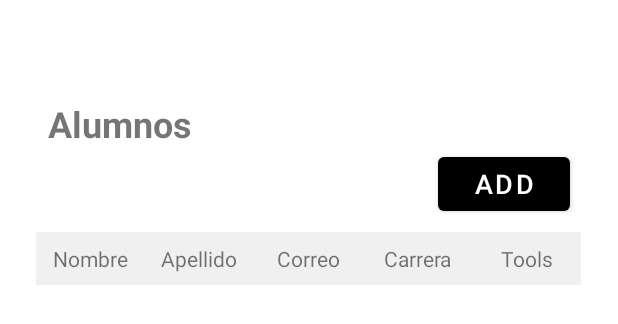
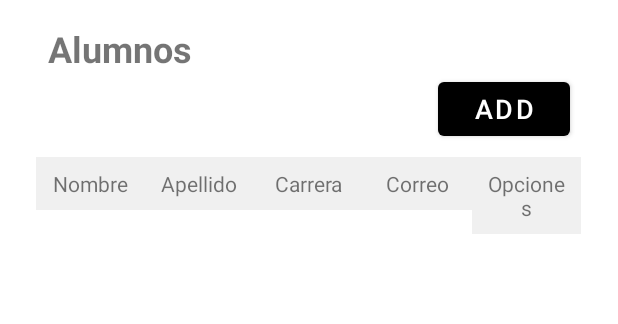
Before and after one commit to jhossepsamuel231/movil_sesion3_2023, an Android app: the layout fragment_alumns.xml on its own in the app's theme, with its tools: preview values and no code run, on a phone screen of 412 x 824 dp. Shown: the top 324 px of the screen. Run offline under Robolectric (Android 15) with nearby library versions, the phone set to English and light mode, and no system bars.

Commit message:
Revert "disene"
This reverts commit 3db1de351d79f2f985aec7fc4ca4dcb89b256228.

```diff
--- a/app/src/main/res/layout/fragment_alumns.xml
+++ b/app/src/main/res/layout/fragment_alumns.xml
@@ -9,13 +9,12 @@
 
     <!-- Título "Alumnos" -->
     <TextView
-        style="@style/TableTitleStyle"
         android:layout_width="wrap_content"
         android:layout_height="wrap_content"
+        android:text="Alumnos"
+        style="@style/TableTitleStyle"
         android:layout_gravity="start"
-        android:layout_marginStart="16dp"
-        android:layout_marginTop="50sp"
-        android:text="Alumnos" />
+        android:layout_marginStart="16dp"/>
 
     <!-- Botón "add" -->
     <Button
@@ -29,10 +28,10 @@
 
     <!-- Tabla de datos -->
     <ScrollView
-        style="@style/TableStyle"
         android:layout_width="match_parent"
         android:layout_height="0dp"
-        android:layout_weight="1">
+        android:layout_weight="1"
+        style="@style/TableStyle">
 
         <TableLayout
             android:id="@+id/tablayoutAlumns"
@@ -42,46 +41,41 @@
 
             <!-- Encabezado de la tabla -->
             <TableRow>
-
                 <TextView
                     android:layout_width="0dp"
                     android:layout_height="wrap_content"
-                    android:background="#f0f0f0"
+                    android:text="Nombre"
                     android:gravity="center"
                     android:padding="8dp"
-                    android:text="Nombre" />
-
+                    android:background="#f0f0f0"/>
                 <TextView
                     android:layout_width="0dp"
                     android:layout_height="wrap_content"
-                    android:background="#f0f0f0"
+                    android:text="Apellido"
                     android:gravity="center"
                     android:padding="8dp"
-                    android:text="Apellido" />
-
+                    android:background="#f0f0f0"/>
                 <TextView
                     android:layout_width="0dp"
                     android:layout_height="wrap_content"
-                    android:background="#f0f0f0"
+                    android:text="Carrera"
                     android:gravity="center"
                     android:padding="8dp"
-                    android:text="Correo" />
-
+                    android:background="#f0f0f0"/>
                 <TextView
                     android:layout_width="0dp"
                     android:layout_height="wrap_content"
-                    android:background="#f0f0f0"
+                    android:text="Correo"
                     android:gravity="center"
                     android:padding="8dp"
-                    android:text="Carrera" />
-
+                    android:background="#f0f0f0"/>
                 <TextView
                     android:layout_width="0dp"
                     android:layout_height="wrap_content"
-                    android:background="#f0f0f0"
+                    android:text="Opciones"
                     android:gravity="center"
                     android:padding="8dp"
-                    android:text="Tools" />
+                    android:background="#f0f0f0"/>
             </TableRow>
 
             <!-- Datos de los alumnos se agregarán aquí dinámicamente -->
```
